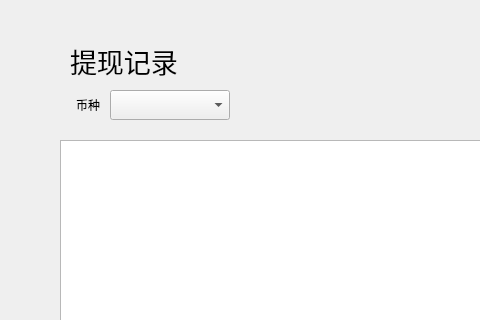
The window that withdrawpage/withdrawrecordwidget.ui (HcashOrg/hx-indicator) describes before a commit, drawn with Qt 5; both pictures show x 0 to 480 and y 0 to 320 of the 770 by 530 pixel window.
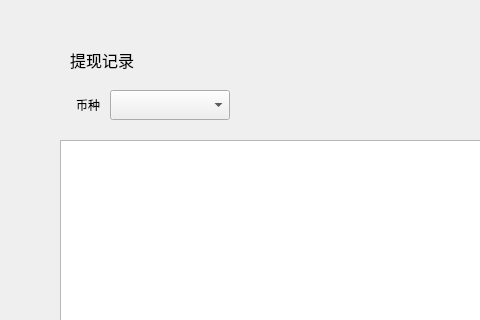
The same window after the commit.

Patch:
```diff
--- a/withdrawpage/withdrawrecordwidget.ui
+++ b/withdrawpage/withdrawrecordwidget.ui
@@ -157,15 +157,15 @@
    <property name="geometry">
     <rect>
      <x>70</x>
-     <y>40</y>
+     <y>50</y>
      <width>131</width>
-     <height>41</height>
+     <height>20</height>
     </rect>
    </property>
    <property name="font">
     <font>
      <family>Microsoft JhengHei UI</family>
-     <pointsize>20</pointsize>
+     <pointsize>12</pointsize>
     </font>
    </property>
    <property name="text">
```
Left out of the diff: 2 changed lines with no effect on the pictures.
